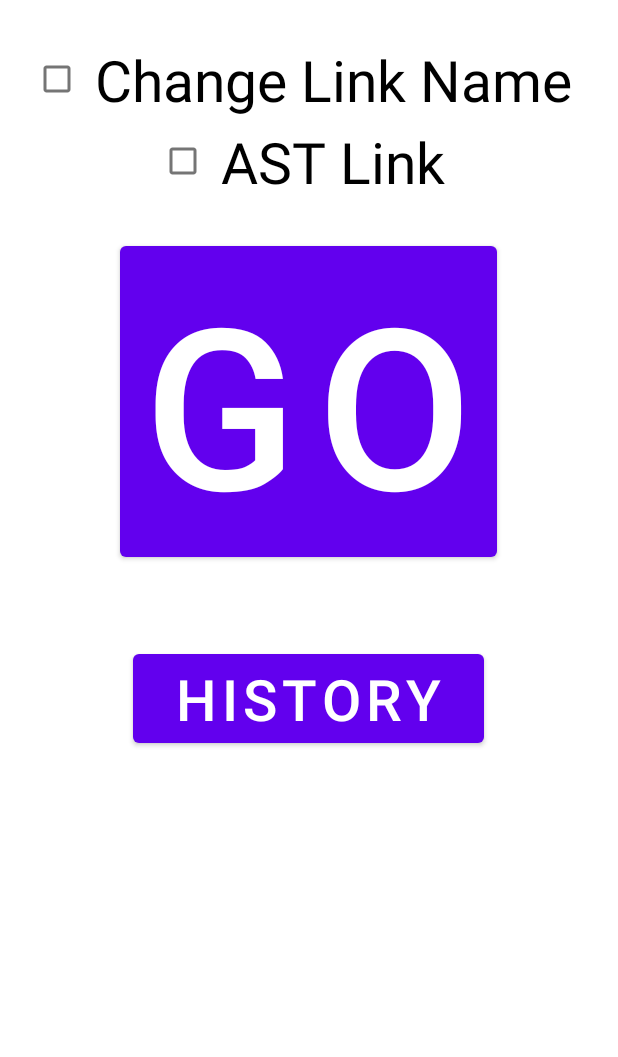
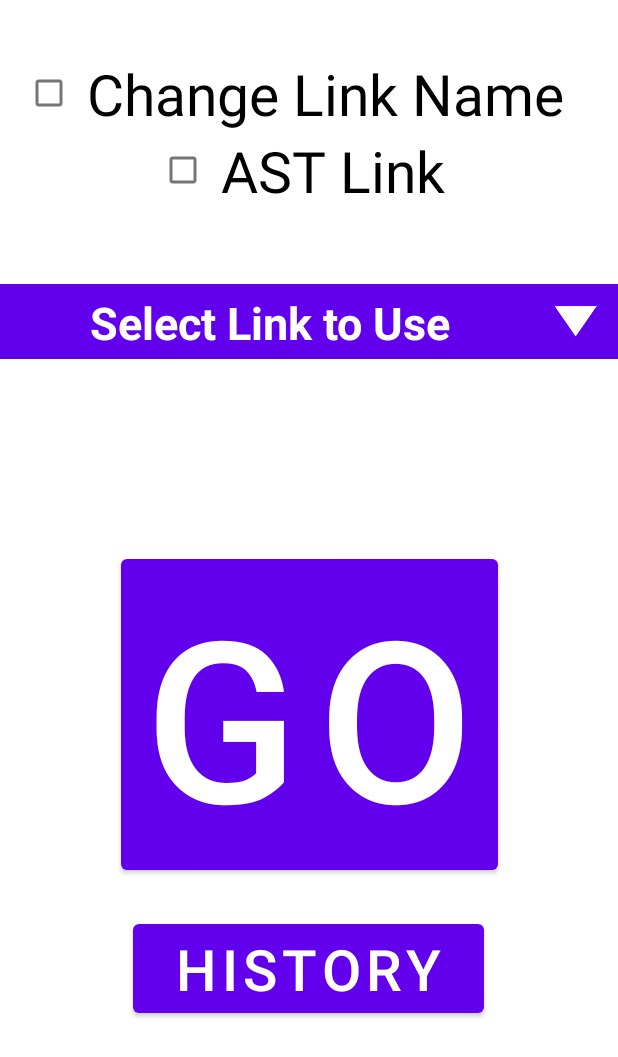
Before and after one commit to VASPTRak/BT_ProgrammingTool, an Android app: the layout activity_launching.xml on its own in the app's theme, with its tools: preview values and no code run, on a phone screen of 412 x 824 dp. Shown: the top 1057 px of the screen. Run offline under Robolectric (Android 15) with nearby library versions, the phone set to English and light mode, and no system bars.

Commit message:
New changes of #1593

```diff
--- a/app/src/main/AndroidManifest.xml
+++ b/app/src/main/AndroidManifest.xml
@@ -21,6 +21,9 @@
         android:theme="@style/Theme.BTLinkTestingApp"
         android:usesCleartextTraffic="true">
         <activity
+            android:name=".link_selected"
+            android:exported="false" />
+        <activity
             android:name=".LabelPrintingActivity"
             android:exported="false" />
         <activity android:name=".AstPulsarTestActivity" />
@@ -28,7 +31,7 @@
         <activity
             android:name=".HistoryActivity"
             android:configChanges="orientation"
-            android:screenOrientation="portrait" />
+            android:screenOrientation="landscape" />
 
         <service
             android:name=".BTLinkLeServiceCode"
--- a/app/src/main/res/layout/activity_launching.xml
+++ b/app/src/main/res/layout/activity_launching.xml
@@ -6,31 +6,34 @@
     android:layout_height="match_parent"
     tools:context=".LaunchingActivity">
 
+    <!--Ad hoc toast Textview-->
+
     <Button
         android:id="@+id/btn_go"
         android:layout_width="wrap_content"
         android:layout_height="wrap_content"
+        android:layout_marginBottom="184dp"
         android:text="Go"
         android:textSize="150dp"
+        android:visibility="visible"
         app:layout_constraintBottom_toBottomOf="parent"
         app:layout_constraintEnd_toEndOf="parent"
-        app:layout_constraintHorizontal_bias="0.498"
         app:layout_constraintStart_toStartOf="parent"
-        app:layout_constraintTop_toTopOf="parent"
-        app:layout_constraintVertical_bias="0.261" />
+        app:layout_constraintTop_toBottomOf="@+id/chk_astlink"
+        app:layout_constraintVertical_bias="0.809" />
 
     <Button
         android:id="@+id/btn_history"
         android:layout_width="wrap_content"
         android:layout_height="wrap_content"
+        android:layout_marginTop="24dp"
         android:text=" History "
         android:textSize="@dimen/NormalButton"
-        app:layout_constraintBottom_toBottomOf="parent"
+        android:visibility="visible"
         app:layout_constraintEnd_toEndOf="parent"
         app:layout_constraintHorizontal_bias="0.497"
         app:layout_constraintStart_toStartOf="parent"
-        app:layout_constraintTop_toBottomOf="@+id/btnPrint"
-        app:layout_constraintVertical_bias="0.141" />
+        app:layout_constraintTop_toBottomOf="@+id/btnPrint" />
 
     <TextView
         android:id="@+id/tv_appversion"
@@ -42,9 +45,8 @@
         app:layout_constraintHorizontal_bias="0.498"
         app:layout_constraintStart_toStartOf="parent"
         app:layout_constraintTop_toBottomOf="@+id/btn_history"
-        app:layout_constraintVertical_bias="0.075" />
+        app:layout_constraintVertical_bias="0.566" />
 
-    <!--Ad hoc toast Textview-->
     <TextView
         android:id="@+id/ad_hoc_toast_textview"
         android:layout_width="match_parent"
@@ -67,21 +69,69 @@
         android:textSize="@dimen/NormalButton"
         app:layout_constraintBottom_toTopOf="@+id/chk_astlink"
         app:layout_constraintEnd_toEndOf="parent"
+        app:layout_constraintHorizontal_bias="0.39"
         app:layout_constraintStart_toStartOf="parent"
         app:layout_constraintTop_toTopOf="parent"
-        app:layout_constraintVertical_bias="0.888" />
+        app:layout_constraintVertical_bias="1.0" />
 
     <CheckBox
         android:id="@+id/chk_astlink"
         android:layout_width="wrap_content"
         android:layout_height="wrap_content"
+        android:layout_marginTop="88dp"
         android:text=" AST Link "
         android:textSize="@dimen/NormalButton"
-        app:layout_constraintBottom_toTopOf="@+id/btn_go"
         app:layout_constraintEnd_toEndOf="parent"
         app:layout_constraintStart_toStartOf="parent"
-        app:layout_constraintTop_toTopOf="parent"
-        app:layout_constraintVertical_bias="0.767" />
+        app:layout_constraintTop_toTopOf="parent" />
+
+    <LinearLayout
+        android:id="@+id/linearLayout"
+        android:layout_width="match_parent"
+        android:layout_height="50dp"
+        android:background="@color/purple_500"
+        android:orientation="vertical"
+        app:layout_constraintBottom_toBottomOf="parent"
+        app:layout_constraintEnd_toEndOf="parent"
+        app:layout_constraintStart_toStartOf="parent"
+        app:layout_constraintTop_toBottomOf="@+id/chk_changelinkname"
+        app:layout_constraintVertical_bias="0.148">
+
+
+        <LinearLayout
+            android:id="@+id/linearHose"
+            android:layout_width="match_parent"
+            android:layout_height="match_parent"
+            android:layout_marginRight="5dp"
+            android:gravity="center"
+            android:onClick="selectLinkAction"
+            android:orientation="horizontal">
+
+            <TextView
+                android:id="@+id/tvSelectlinkname"
+                android:layout_width="match_parent"
+                android:layout_height="wrap_content"
+                android:layout_weight="1"
+                android:background="@color/purple_500"
+                android:gravity="center_horizontal"
+                android:padding="5dp"
+                android:text="Select Link to Use"
+                android:textAppearance="?android:attr/textAppearanceLarge"
+                android:textColor="#FFF"
+                android:textSize="30dp"
+                android:textStyle="bold" />
+
+            <ImageView
+                android:id="@+id/ivArrow"
+                android:layout_width="46dp"
+                android:layout_height="28dp"
+                android:src="@drawable/arrow_white" />
+
+
+        </LinearLayout>
+
+
+    </LinearLayout>
 
     <Button
         android:id="@+id/btnPrint"
@@ -96,4 +146,5 @@
         app:layout_constraintStart_toStartOf="parent"
         app:layout_constraintTop_toBottomOf="@+id/btn_go" />
 
+
 </androidx.constraintlayout.widget.ConstraintLayout>
--- a/app/src/main/res/values/colors.xml
+++ b/app/src/main/res/values/colors.xml
@@ -13,4 +13,5 @@
     <color name="backbtn">#D6EAF8</color>
     <color name="backgroundSelectedItem">#E1F2FE</color>
     <color name="yellow">#E79104</color>
+    <color name="colorPrimary">#0A62AA</color>
 </resources>
```
Also changed, not shown: app/src/main/java/com/example/btlinktestingapp/AstPulsarTestActivity.java (+6 -4 lines), app/src/main/java/com/example/btlinktestingapp/HistoryRecyclerViewAdapter.java (+6 -4 lines), app/src/main/java/com/example/btlinktestingapp/LabelPrintingActivity.java (+13 -8 lines), app/src/main/java/com/example/btlinktestingapp/LaunchingActivity.java (+119 -13 lines), app/src/main/java/com/example/btlinktestingapp/PulsarTestActivity.java (+6 -4 lines), app/src/main/java/com/example/btlinktestingapp/link_selected.java (added, +39 -0 lines), app/src/main/res/layout/activity_link_selected.xml (added, +40 -0 lines), app/src/main/res/layout/item_link.xml (added, +35 -0 lines), app/src/main/res/layout/item_single.xml (added, +14 -0 lines), app/src/main/res/layout/link_list.xml (added, +61 -0 lines), app/src/main/res/values/strings.xml (+25 -0 lines), app/src/main/res/drawable-v24/arrow_white.png (added), app/src/main/res/drawable-v24/gray_arrow.png (added), app/src/main/res/font/kailasa2.ttf (added).
